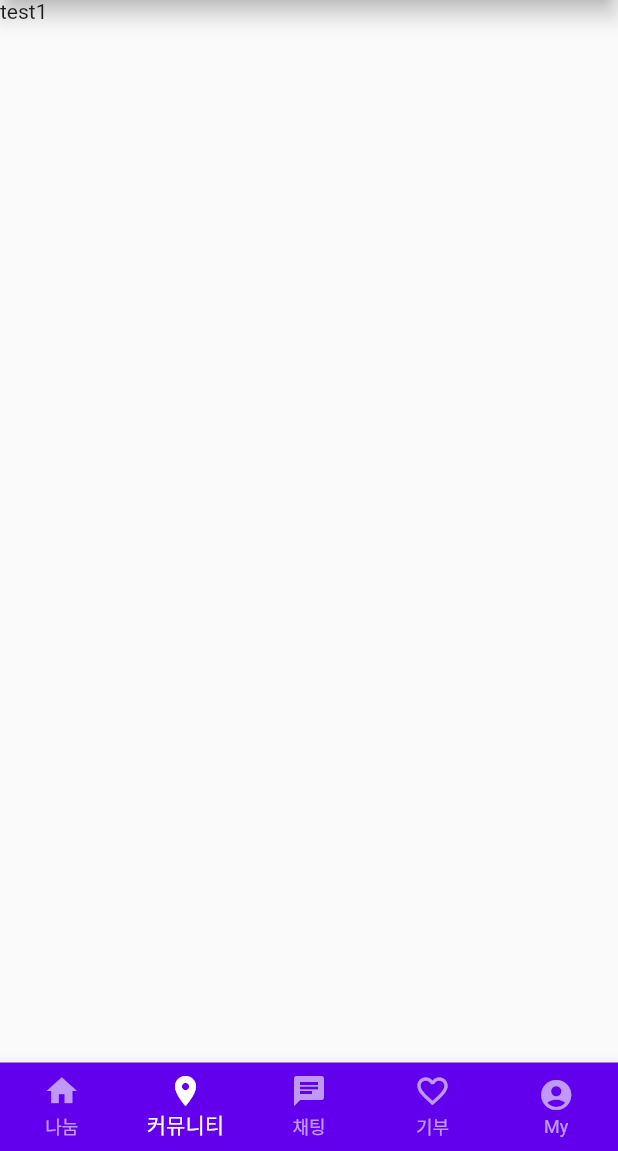
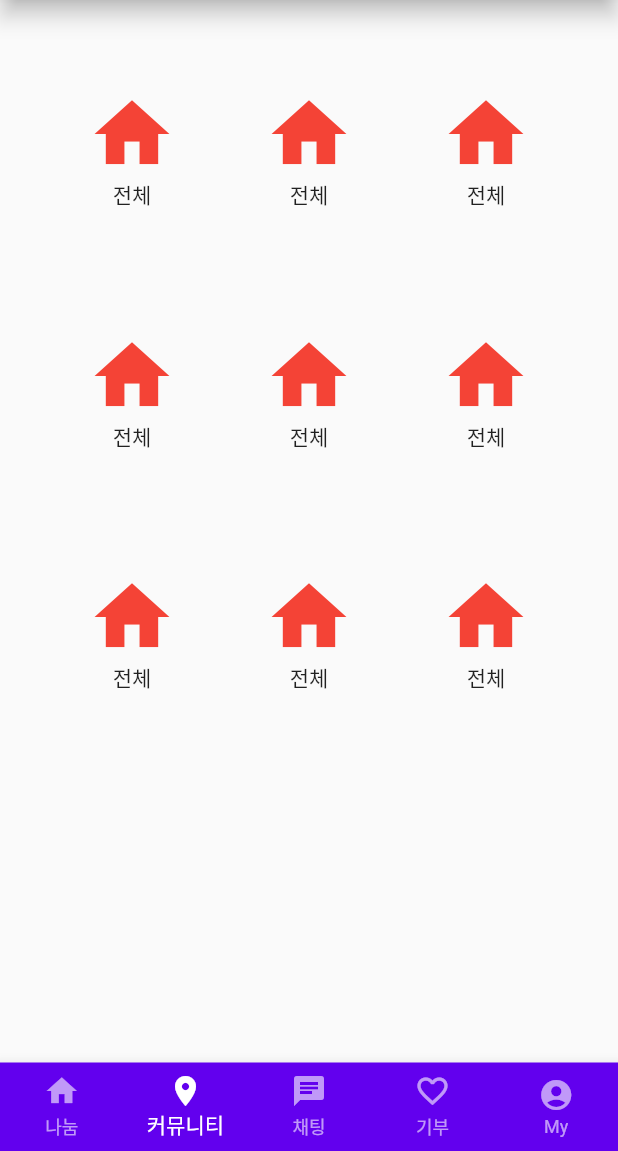
Before and after one commit to parkminsoo99/flutter_makeapp, a Flutter app: the screen it shows after launch, item 2 of the bottom bar chosen, on a phone screen of 412 x 824 dp, the part 85-1236 px from its top. Run offline on Flutter 3.47's test engine with Material 2 defaults, Android fonts, the phone set to English and light mode, and no system bars.

```diff
--- /dev/null
+++ b/lib/communicationPage.dart
@@ -0,0 +1,86 @@
+import 'package:flutter/material.dart';
+
+void main() => runApp(Communication());
+
+const color = Colors.red;
+
+class Communication extends StatefulWidget {
+  Communication({Key? key}) : super(key: key);
+
+  _Communication createState() => _Communication();
+}
+
+class _Communication extends State<Communication> {
+  Widget build(BuildContext context) {
+    return MaterialApp(
+      home: Scaffold(
+        body: Row(
+          mainAxisAlignment: MainAxisAlignment.spaceEvenly,
+          children: <Widget>[
+            Container(
+              padding: EdgeInsets.only(top: 50),
+              child: Column(
+                children: <Widget>[
+                  categories(color, Icons.home, '전체'),
+                  SizedBox(height:70),
+                  categories(color, Icons.home, '전체'),
+                  SizedBox(height:70),
+                  categories(color, Icons.home, '전체'),
+                ],
+              ),
+            ),
+            Container(
+              padding: EdgeInsets.only(top: 50),
+              child: Column(
+                children: <Widget>[
+                  categories(color, Icons.home, '전체'),
+                  SizedBox(height: 70),
+                  categories(color, Icons.home, '전체'),
+                  SizedBox(height: 70),
+                  categories(color, Icons.home, '전체'),
+                ],
+              ),
+            ),
+            Container(
+              padding: EdgeInsets.only(top: 50),
+              child: Column(
+                children: <Widget>[
+                  categories(color, Icons.home, '전체'),
+                  SizedBox(height:70),
+                  categories(color, Icons.home, '전체'),
+                  SizedBox(height:70),
+                  categories(color, Icons.home, '전체'),
+                ],
+              ),
+            ),
+          ],
+        ),
+      ),
+    );
+  }
+}
+
+Column categories(Color color, IconData icons, String label) {
+  return Column(
+    mainAxisSize: MainAxisSize.min,
+    mainAxisAlignment: MainAxisAlignment.center,
+    children: <Widget>[
+      Container(
+        padding: EdgeInsets.only(top: 10),
+        child: GestureDetector(
+          onTap: () {
+            print("go");
+          },
+          child: Container(
+            child: Column(
+              children: <Widget>[
+                Icon(icons, color: color, size: 60),
+                Text(label),
+              ],
+            ),
+          ),
+        ),
+      ),
+    ],
+  );
+}
--- a/lib/main.dart
+++ b/lib/main.dart
@@ -1,5 +1,7 @@
 import 'package:flutter/material.dart';
 import './sale.dart';
+import './donation.dart';
+import './communicationPage.dart';
 void main() => runApp(MaterialApp(title: 'MyApp', home: MainPage()));
 
 final List<String> items = ['물건A', '물건B', '물건C'];
@@ -28,7 +30,12 @@ class _PageZero extends State<MainPage> {
     Donation(),
     My(),
   ];
+Scaffold num123(){
+  return Scaffold(
 
+
+  );
+}
   Widget build(BuildContext context) {
     return Scaffold(
       appBar: AppBar(
@@ -107,7 +114,7 @@ class Home extends StatelessWidget {
 class Community extends StatelessWidget {
   Widget build(BuildContext context) {
     return Scaffold(
-      body: Text("test1"),
+      body : Communication(),
     );
   }
 }
@@ -134,7 +141,7 @@ class Chat extends StatelessWidget {
 class Donation extends StatelessWidget {
   Widget build(BuildContext context) {
     return Scaffold(
-      body: Text("test1"),
+      body: MyApp(),
     );
   }
 }
```
Also changed, not shown: lib/donation.dart (+42 -27 lines).
